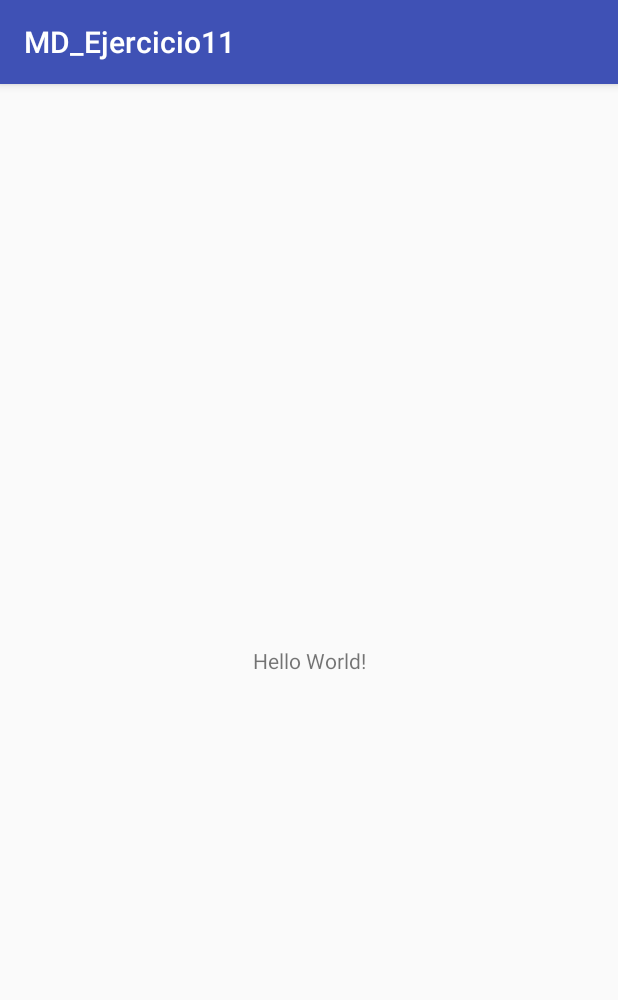
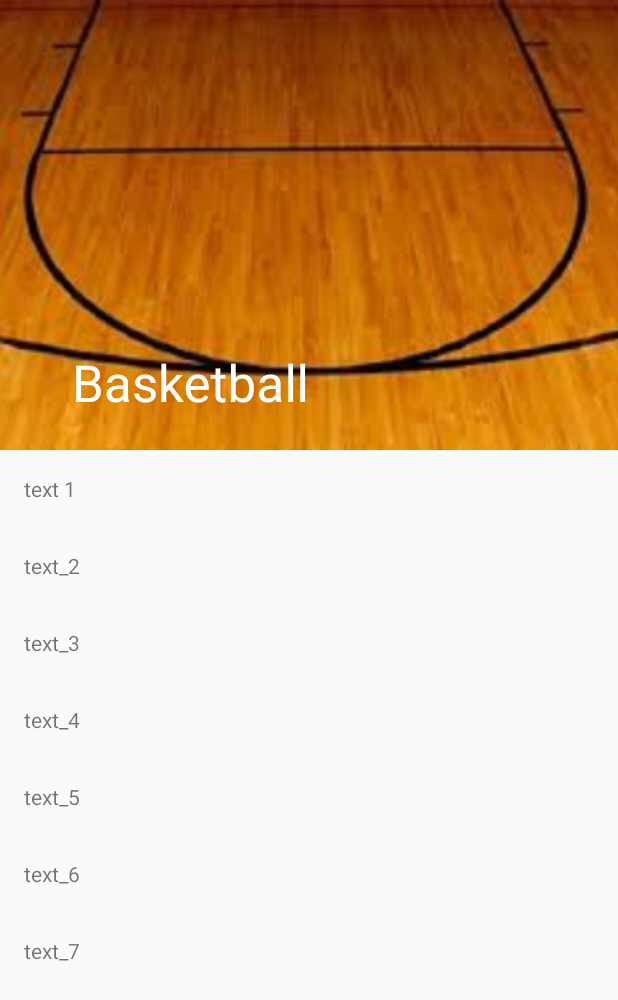
Before and after one commit to jrodriguez-wm/md_Ejercicio11, an Android app: the screen it shows after launch (MainActivity), on a phone screen of 412 x 824 dp. Shown: the top 1000 px of the screen. Run offline under Robolectric (Android 15) with nearby library versions, the phone set to English and light mode, and no system bars.

Commit message:
Se crea collapsing Toolbar Layout, con un scrollView

```diff
--- a/app/build.gradle
+++ b/app/build.gradle
@@ -25,4 +25,6 @@ dependencies {
     testImplementation 'junit:junit:4.12'
     androidTestImplementation 'com.android.support.test:runner:1.0.1'
     androidTestImplementation 'com.android.support.test.espresso:espresso-core:3.0.1'
+
+    implementation 'com.android.support:design:26.1.0'
 }
--- a/app/src/main/AndroidManifest.xml
+++ b/app/src/main/AndroidManifest.xml
@@ -9,7 +9,9 @@
         android:roundIcon="@mipmap/ic_launcher_round"
         android:supportsRtl="true"
         android:theme="@style/AppTheme">
-        <activity android:name=".MainActivity">
+        <activity android:name=".MainActivity"
+            android:theme="@style/AppTheme.NoActionBar"
+            android:label="Basketball">
             <intent-filter>
                 <action android:name="android.intent.action.MAIN" />
 
--- a/app/src/main/java/mx/com/webmaps/md_ejercicio11/MainActivity.java
+++ b/app/src/main/java/mx/com/webmaps/md_ejercicio11/MainActivity.java
@@ -2,12 +2,22 @@ package mx.com.webmaps.md_ejercicio11;
 
 import android.support.v7.app.AppCompatActivity;
 import android.os.Bundle;
+import android.support.v7.widget.Toolbar;
 
 public class MainActivity extends AppCompatActivity {
+
+    Toolbar toolbar;
 
     @Override
     protected void onCreate(Bundle savedInstanceState) {
         super.onCreate(savedInstanceState);
         setContentView(R.layout.activity_main);
+
+        toolbar = (Toolbar) findViewById(R.id.toolbar_id);
+
+        setSupportActionBar(toolbar);
+
+
+        getSupportActionBar().setDisplayHomeAsUpEnabled(true);
     }
 }
--- a/app/src/main/res/layout/activity_main.xml
+++ b/app/src/main/res/layout/activity_main.xml
@@ -1,18 +1,115 @@
 <?xml version="1.0" encoding="utf-8"?>
-<android.support.constraint.ConstraintLayout xmlns:android="http://schemas.android.com/apk/res/android"
-    xmlns:app="http://schemas.android.com/apk/res-auto"
-    xmlns:tools="http://schemas.android.com/tools"
+<android.support.design.widget.CoordinatorLayout
     android:layout_width="match_parent"
     android:layout_height="match_parent"
-    tools:context="mx.com.webmaps.md_ejercicio11.MainActivity">
+    android:fitsSystemWindows="true"
+    xmlns:android="http://schemas.android.com/apk/res/android"
+    xmlns:app="http://schemas.android.com/apk/res-auto">
 
-    <TextView
-        android:layout_width="wrap_content"
+    <android.support.design.widget.AppBarLayout
+        android:layout_width="match_parent"
         android:layout_height="wrap_content"
-        android:text="Hello World!"
-        app:layout_constraintBottom_toBottomOf="parent"
-        app:layout_constraintLeft_toLeftOf="parent"
-        app:layout_constraintRight_toRightOf="parent"
-        app:layout_constraintTop_toTopOf="parent" />
+        android:id="@+id/app_bar_layout"
+        android:fitsSystemWindows="true"
+        android:theme="@style/ThemeOverlay.AppCompat.Dark.ActionBar">
 
-</android.support.constraint.ConstraintLayout>
+        <android.support.design.widget.CollapsingToolbarLayout
+            android:layout_width="match_parent"
+            android:layout_height="300dp"
+            android:id="@+id/collpsingToolbarLayout"
+            android:fitsSystemWindows="true"
+            app:contentScrim="?attr/colorPrimary"
+            app:expandedTitleMarginEnd="64dp"
+            app:expandedTitleMarginStart="48dp"
+            app:layout_scrollFlags="scroll|exitUntilCollapsed">
+
+
+            <android.support.v7.widget.Toolbar
+                android:layout_width="match_parent"
+                android:layout_height="?attr/actionBarSize"
+                android:id="@+id/toolbar_id"
+                app:layout_collapseMode="pin"/>
+
+            <ImageView
+                android:layout_width="match_parent"
+                android:layout_height="match_parent"
+                android:contentDescription="@string/app_name"
+                android:fitsSystemWindows="true"
+                android:scaleType="centerCrop"
+                android:src="@drawable/basketball2"
+                app:layout_collapseMode="parallax" />
+
+
+        </android.support.design.widget.CollapsingToolbarLayout>
+
+
+
+
+    </android.support.design.widget.AppBarLayout>
+
+    <android.support.v4.widget.NestedScrollView
+        android:layout_width="match_parent"
+        android:layout_height="match_parent"
+        android:id="@+id/nestedScrollView"
+        android:clipToPadding="false"
+        app:layout_behavior="@string/appbar_scrolling_view_behavior">
+
+        <!--       Your code         -->
+
+        <LinearLayout
+            android:layout_width="match_parent"
+            android:layout_height="wrap_content"
+            android:orientation="vertical" >
+
+            <TextView
+                android:layout_width="wrap_content"
+                android:layout_height="wrap_content"
+                android:text="@string/text_1"
+                android:layout_margin="16dp"/>
+
+            <TextView
+                android:layout_width="wrap_content"
+                android:layout_height="wrap_content"
+                android:text="@string/text_2"
+                android:layout_margin="16dp"/>
+
+            <TextView
+                android:layout_width="wrap_content"
+                android:layout_height="wrap_content"
+                android:text="@string/text_3"
+                android:layout_margin="16dp"/>
+
+            <TextView
+                android:layout_width="wrap_content"
+                android:layout_height="wrap_content"
+                android:text="@string/text_4"
+                android:layout_margin="16dp"/>
+
+            <TextView
+                android:layout_width="wrap_content"
+                android:layout_height="wrap_content"
+                android:text="@string/text_5"
+                android:layout_margin="16dp"/>
+
+            <TextView
+                android:layout_width="wrap_content"
+                android:layout_height="wrap_content"
+                android:text="@string/text_6"
+                android:layout_margin="16dp"/>
+
+            <TextView
+                android:layout_width="wrap_content"
+                android:layout_height="wrap_content"
+                android:text="@string/text_7"
+                android:layout_margin="16dp"/>
+
+        </LinearLayout>
+
+
+
+    </android.support.v4.widget.NestedScrollView>
+
+
+
+
+</android.support.design.widget.CoordinatorLayout>
--- a/app/src/main/res/values/colors.xml
+++ b/app/src/main/res/values/colors.xml
@@ -1,6 +1,6 @@
 <?xml version="1.0" encoding="utf-8"?>
 <resources>
-    <color name="colorPrimary">#3F51B5</color>
-    <color name="colorPrimaryDark">#303F9F</color>
+    <color name="colorPrimary">#FF9800</color>
+    <color name="colorPrimaryDark">#F57C00</color>
     <color name="colorAccent">#FF4081</color>
 </resources>
--- a/app/src/main/res/values/strings.xml
+++ b/app/src/main/res/values/strings.xml
@@ -1,3 +1,11 @@
 <resources>
-    <string name="app_name">MD_Ejercicio11</string>
+    <string name="app_name">MD_Collapsing Toolbar Layout</string>
+    <string name="basketball">Basketball</string>
+    <string name="text_1">text 1</string>
+    <string name="text_2">text_2</string>
+    <string name="text_3">text_3</string>
+    <string name="text_4">text_4</string>
+    <string name="text_5">text_5</string>
+    <string name="text_6">text_6</string>
+    <string name="text_7">text_7</string>
 </resources>
--- a/app/src/main/res/values/styles.xml
+++ b/app/src/main/res/values/styles.xml
@@ -1,11 +1,19 @@
 <resources>
 
     <!-- Base application theme. -->
-    <style name="AppTheme" parent="Theme.AppCompat.Light.DarkActionBar">
+    <style name="AppTheme" parent="Theme.AppCompat.Light.NoActionBar">
         <!-- Customize your theme here. -->
         <item name="colorPrimary">@color/colorPrimary</item>
         <item name="colorPrimaryDark">@color/colorPrimaryDark</item>
         <item name="colorAccent">@color/colorAccent</item>
     </style>
 
+
+    <style name="AppTheme.NoActionBar">
+        <item name="android:windowActionBar">false</item>
+        <item name="android:windowNoTitle">true</item>
+        <item name="android:windowDrawsSystemBarBackgrounds">true</item>
+        <item name="android:statusBarColor">@android:color/transparent</item>
+    </style>
+
 </resources>
```
Also changed, not shown: app/src/main/res/drawable/basketball2.jpg (added).
